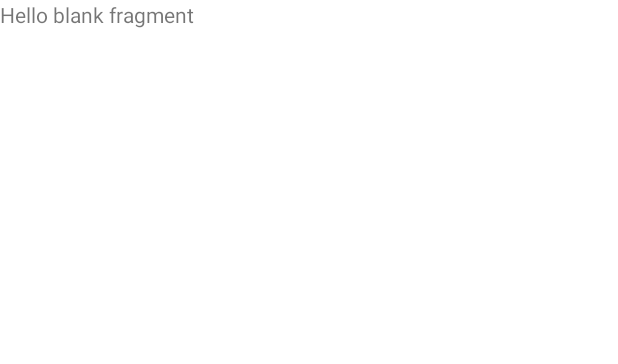
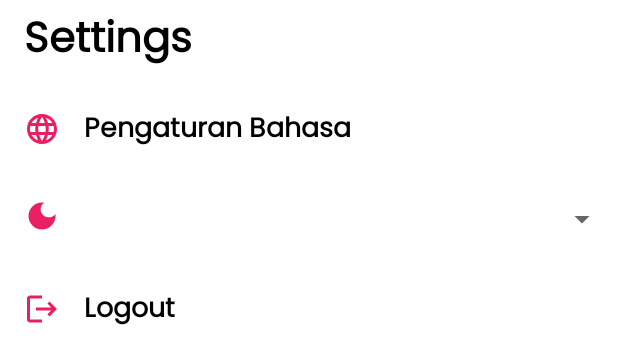
Before and after one commit to rivaldofez/StoryMessage, an Android app: the layout fragment_settings.xml on its own in the app's theme, with its tools: preview values and no code run, on a phone screen of 412 x 824 dp. Shown: the top 364 px of the screen. Run offline under Robolectric (Android 15) with nearby library versions, the phone set to English and light mode, and no system bars.

Commit message:
setup spinner and add local data store implementation with theme setting feature

```diff
--- a/app/src/main/java/com/rivaldofez/storymessage/BaseActivity.kt
+++ b/app/src/main/java/com/rivaldofez/storymessage/BaseActivity.kt
@@ -22,6 +22,7 @@ class BaseActivity : AppCompatActivity() {
             when(destination.id) {
                 R.id.storyFragment -> binding.bottomBar.visibility = View.VISIBLE
                 R.id.mapsFragment -> binding.bottomBar.visibility = View.VISIBLE
+                R.id.settingsFragment -> binding.bottomBar.visibility = View.VISIBLE
                 else -> binding.bottomBar.visibility = View.GONE
             }
         }
@@ -36,8 +37,7 @@ class BaseActivity : AppCompatActivity() {
                 when (newIndex) {
                     0 -> navController?.navigate(R.id.storyFragment)
                     1 -> navController?.navigate(R.id.mapsFragment)
-                    else -> navController?.navigate(R.id.storyFragment)
-
+                    else -> navController?.navigate(R.id.settingsFragment)
                 }
             }
         })
--- a/app/src/main/java/com/rivaldofez/storymessage/di/DataStorePreferenceModule.kt
+++ b/app/src/main/java/com/rivaldofez/storymessage/di/DataStorePreferenceModule.kt
@@ -4,7 +4,7 @@ import android.content.Context
 import androidx.datastore.core.DataStore
 import androidx.datastore.preferences.core.Preferences
 import androidx.datastore.preferences.preferencesDataStore
-import com.rivaldofez.storymessage.data.local.AuthenticationLocalDataSource
+import com.rivaldofez.storymessage.data.local.UserDataLocalDataSource
 import dagger.Module
 import dagger.Provides
 import dagger.hilt.InstallIn
@@ -23,6 +23,6 @@ class DataStorePreferenceModule {
 
     @Provides
     @Singleton
-    fun provideAuthenticationLocalDataSource(dataStore: DataStore<Preferences>) : AuthenticationLocalDataSource =
-        AuthenticationLocalDataSource(dataStore = dataStore)
+    fun provideAuthenticationLocalDataSource(dataStore: DataStore<Preferences>) : UserDataLocalDataSource =
+        UserDataLocalDataSource(dataStore = dataStore)
 }
--- a/app/src/main/java/com/rivaldofez/storymessage/page/addstory/AddStoryViewModel.kt
+++ b/app/src/main/java/com/rivaldofez/storymessage/page/addstory/AddStoryViewModel.kt
@@ -2,7 +2,7 @@ package com.rivaldofez.storymessage.page.addstory
 
 import androidx.lifecycle.ViewModel
 import androidx.paging.ExperimentalPagingApi
-import com.rivaldofez.storymessage.data.AuthenticationRepository
+import com.rivaldofez.storymessage.data.UserDataRepository
 import com.rivaldofez.storymessage.data.StoryRepository
 import com.rivaldofez.storymessage.data.remote.response.AddStoryResponse
 import dagger.hilt.android.lifecycle.HiltViewModel
@@ -14,7 +14,7 @@ import javax.inject.Inject
 @ExperimentalPagingApi
 @HiltViewModel
 class AddStoryViewModel @Inject constructor(
-    private val authenticationRepository: AuthenticationRepository,
+    private val userDataRepository: UserDataRepository,
     private val storyRepository: StoryRepository
 ): ViewModel() {
 
@@ -25,5 +25,5 @@ class AddStoryViewModel @Inject constructor(
                          lon: RequestBody?
     ): Flow<Result<AddStoryResponse>> = storyRepository.addStory(token = token, file = file, description = description, lat = lat, lon = lon)
 
-    fun getAuthenticationToken(): Flow<String?> = authenticationRepository.getAuthenticationToken()
+    fun getAuthenticationToken(): Flow<String?> = userDataRepository.getAuthenticationToken()
 }
--- a/app/src/main/java/com/rivaldofez/storymessage/page/maps/MapsViewModel.kt
+++ b/app/src/main/java/com/rivaldofez/storymessage/page/maps/MapsViewModel.kt
@@ -2,7 +2,7 @@ package com.rivaldofez.storymessage.page.maps
 
 import androidx.lifecycle.ViewModel
 import androidx.paging.ExperimentalPagingApi
-import com.rivaldofez.storymessage.data.AuthenticationRepository
+import com.rivaldofez.storymessage.data.UserDataRepository
 import com.rivaldofez.storymessage.data.StoryRepository
 import com.rivaldofez.storymessage.data.remote.response.StoriesResponse
 import dagger.hilt.android.lifecycle.HiltViewModel
@@ -12,12 +12,12 @@ import javax.inject.Inject
 @ExperimentalPagingApi
 @HiltViewModel
 class MapsViewModel @Inject constructor(
-    private val authenticationRepository: AuthenticationRepository,
+    private val userDataRepository: UserDataRepository,
     private val storyRepository: StoryRepository) :
     ViewModel() {
 
     fun getStories(token: String): Flow<Result<StoriesResponse>> =
         storyRepository.getStoriesWithLocation(token)
 
-    fun getAuthenticationToken(): Flow<String?> = authenticationRepository.getAuthenticationToken()
+    fun getAuthenticationToken(): Flow<String?> = userDataRepository.getAuthenticationToken()
 }
--- a/app/src/main/java/com/rivaldofez/storymessage/page/register/RegisterViewModel.kt
+++ b/app/src/main/java/com/rivaldofez/storymessage/page/register/RegisterViewModel.kt
@@ -1,15 +1,15 @@
 package com.rivaldofez.storymessage.page.register
 
 import androidx.lifecycle.ViewModel
-import com.rivaldofez.storymessage.data.AuthenticationRepository
+import com.rivaldofez.storymessage.data.UserDataRepository
 import dagger.hilt.android.lifecycle.HiltViewModel
 import javax.inject.Inject
 
 @HiltViewModel
 class RegisterViewModel @Inject constructor(
-    private val authenticationRepository: AuthenticationRepository
+    private val userDataRepository: UserDataRepository
 ): ViewModel() {
 
     suspend fun registerUser(name: String, email: String, password: String) =
-        authenticationRepository.userRegister(name = name, email = email, password = password)
+        userDataRepository.userRegister(name = name, email = email, password = password)
 }
--- a/app/src/main/java/com/rivaldofez/storymessage/page/splash/SplashViewModel.kt
+++ b/app/src/main/java/com/rivaldofez/storymessage/page/splash/SplashViewModel.kt
@@ -1,12 +1,12 @@
 package com.rivaldofez.storymessage.page.splash
 
 import androidx.lifecycle.ViewModel
-import com.rivaldofez.storymessage.data.AuthenticationRepository
+import com.rivaldofez.storymessage.data.UserDataRepository
 import dagger.hilt.android.lifecycle.HiltViewModel
 import kotlinx.coroutines.flow.Flow
 import javax.inject.Inject
 
 @HiltViewModel
-class SplashViewModel @Inject constructor(private val authenticationRepository: AuthenticationRepository): ViewModel() {
-    fun getAuthenticationToken(): Flow<String?> = authenticationRepository.getAuthenticationToken()
+class SplashViewModel @Inject constructor(private val userDataRepository: UserDataRepository): ViewModel() {
+    fun getAuthenticationToken(): Flow<String?> = userDataRepository.getAuthenticationToken()
 }
--- a/app/src/main/java/com/rivaldofez/storymessage/page/story/StoryAdapter.kt
+++ b/app/src/main/java/com/rivaldofez/storymessage/page/story/StoryAdapter.kt
@@ -3,13 +3,10 @@ package com.rivaldofez.storymessage.page.story
 import android.content.Context
 import android.view.LayoutInflater
 import android.view.ViewGroup
-import androidx.paging.PagingData
 import androidx.paging.PagingDataAdapter
 import androidx.recyclerview.widget.DiffUtil
-import androidx.recyclerview.widget.ListAdapter
 import androidx.recyclerview.widget.RecyclerView
 import com.rivaldofez.storymessage.data.local.entity.StoryEntity
-import com.rivaldofez.storymessage.data.remote.response.StoryResponse
 import com.rivaldofez.storymessage.databinding.ItemStoryBinding
 import com.rivaldofez.storymessage.extension.setImageFromUrl
 import com.rivaldofez.storymessage.extension.setLocaleDateFormat
--- /dev/null
+++ b/app/src/main/res/drawable/ic_logout_24.xml
@@ -0,0 +1,5 @@
+<vector android:autoMirrored="true" android:height="24dp"
+    android:tint="#000000" android:viewportHeight="24"
+    android:viewportWidth="24" android:width="24dp" xmlns:android="http://schemas.android.com/apk/res/android">
+    <path android:fillColor="@android:color/white" android:pathData="M17,7l-1.41,1.41L18.17,11H8v2h10.17l-2.58,2.58L17,17l5,-5zM4,5h8V3H4c-1.1,0 -2,0.9 -2,2v14c0,1.1 0.9,2 2,2h8v-2H4V5z"/>
+</vector>
--- a/app/src/main/res/layout/fragment_settings.xml
+++ b/app/src/main/res/layout/fragment_settings.xml
@@ -1,14 +1,89 @@
 <?xml version="1.0" encoding="utf-8"?>
-<FrameLayout xmlns:android="http://schemas.android.com/apk/res/android"
+<androidx.constraintlayout.widget.ConstraintLayout xmlns:android="http://schemas.android.com/apk/res/android"
     xmlns:tools="http://schemas.android.com/tools"
     android:layout_width="match_parent"
     android:layout_height="match_parent"
+    xmlns:app="http://schemas.android.com/apk/res-auto"
     tools:context=".page.settings.SettingsFragment">
 
-    <!-- TODO: Update blank fragment layout -->
+    <androidx.appcompat.widget.Toolbar
+        android:id="@+id/toolbar_settings"
+        android:layout_width="match_parent"
+        android:layout_height="wrap_content"
+        app:layout_constraintEnd_toEndOf="parent"
+        app:layout_constraintStart_toStartOf="parent"
+        app:layout_constraintTop_toTopOf="parent">
+
+        <TextView
+            android:layout_width="wrap_content"
+            android:layout_height="wrap_content"
+            android:fontFamily="@font/poppins_regular"
+            android:text="@string/settings"
+            android:textColor="@color/textColor"
+            android:textSize="28sp"
+            android:textStyle="bold" />
+    </androidx.appcompat.widget.Toolbar>
+
     <TextView
+        android:id="@+id/btn_language"
+        style="@style/TitleText"
         android:layout_width="match_parent"
-        android:layout_height="match_parent"
-        android:text="@string/hello_blank_fragment" />
+        android:layout_height="60dp"
+        android:layout_gravity="center_vertical"
+        android:clickable="true"
+        android:drawablePadding="16dp"
+        android:focusable="true"
+        android:padding="16dp"
+        android:gravity="center_vertical"
+        android:text="Pengaturan Bahasa"
+        app:drawableStartCompat="@drawable/ic_language_24"
+        app:drawableTint="@color/primaryColor"
+        app:layout_constraintEnd_toEndOf="parent"
+        app:layout_constraintStart_toStartOf="parent"
+        app:layout_constraintTop_toBottomOf="@+id/toolbar_settings" />
 
-</FrameLayout>
+
+    <ImageView
+        android:id="@+id/iv_icon_theme"
+        android:layout_width="wrap_content"
+        android:layout_height="wrap_content"
+        android:src="@drawable/ic_dark_mode_24"
+        app:tint="@color/primaryColor"
+        android:paddingVertical="16dp"
+        android:paddingStart="16dp"
+        app:layout_constraintStart_toStartOf="parent"
+        app:layout_constraintTop_toBottomOf="@+id/btn_language"
+        />
+
+    <androidx.appcompat.widget.AppCompatSpinner
+        android:id="@+id/btn_theme"
+        style="@style/TitleText"
+        android:layout_width="0dp"
+        android:layout_height="60dp"
+        android:padding="0dp"
+        android:text="Logout"
+        app:layout_constraintEnd_toEndOf="parent"
+        app:layout_constraintStart_toEndOf="@id/iv_icon_theme"
+        app:layout_constraintTop_toBottomOf="@+id/btn_language" />
+
+    <TextView
+        android:id="@+id/btn_logout"
+        style="@style/TitleText"
+        android:layout_width="match_parent"
+        android:layout_height="60dp"
+        android:layout_gravity="center_vertical"
+        android:clickable="true"
+        android:drawablePadding="16dp"
+        android:focusable="true"
+        android:padding="16dp"
+        android:gravity="center_vertical"
+        android:text="Logout"
+        app:drawableStartCompat="@drawable/ic_logout_24"
+        app:drawableTint="@color/primaryColor"
+        app:layout_constraintEnd_toEndOf="parent"
+        app:layout_constraintStart_toStartOf="parent"
+        app:layout_constraintTop_toBottomOf="@+id/btn_theme" />
+
+
+
+</androidx.constraintlayout.widget.ConstraintLayout>
--- a/app/src/main/res/navigation/main_navigation.xml
+++ b/app/src/main/res/navigation/main_navigation.xml
@@ -137,4 +137,9 @@
             app:popEnterAnim="@android:anim/fade_in"
             app:popExitAnim="@android:anim/fade_out" />
     </fragment>
+    <fragment
+        android:id="@+id/settingsFragment"
+        android:name="com.rivaldofez.storymessage.page.settings.SettingsFragment"
+        android:label="fragment_settings"
+        tools:layout="@layout/fragment_settings" />
 </navigation>
--- a/app/src/main/res/values/strings.xml
+++ b/app/src/main/res/values/strings.xml
@@ -47,4 +47,10 @@
     <string name="save">Save</string>
     <!-- TODO: Remove or change this placeholder text -->
     <string name="hello_blank_fragment">Hello blank fragment</string>
+    <string name="settings">Settings</string>
+    <string-array name="themes">
+        <item>Dark Mode</item>
+        <item>Light Mode</item>
+        <item>Default System</item>
+    </string-array>
 </resources>
```
Also changed, not shown: app/src/main/java/com/rivaldofez/storymessage/data/UserDataRepository.kt (renamed from app/src/main/java/com/rivaldofez/storymessage/data/AuthenticationRepository.kt, +14 -6 lines), app/src/main/java/com/rivaldofez/storymessage/data/local/UserDataLocalDataSource.kt (renamed from app/src/main/java/com/rivaldofez/storymessage/data/local/AuthenticationLocalDataSource.kt, +14 -1 lines), app/src/main/java/com/rivaldofez/storymessage/page/login/LoginViewModel.kt (+4 -4 lines), app/src/main/java/com/rivaldofez/storymessage/page/settings/SettingsFragment.kt (+25 -2 lines), app/src/main/java/com/rivaldofez/storymessage/page/story/StoryViewModel.kt (+4 -4 lines), app/src/main/res/layout/item_spinner_theme.xml (added, +9 -0 lines).
